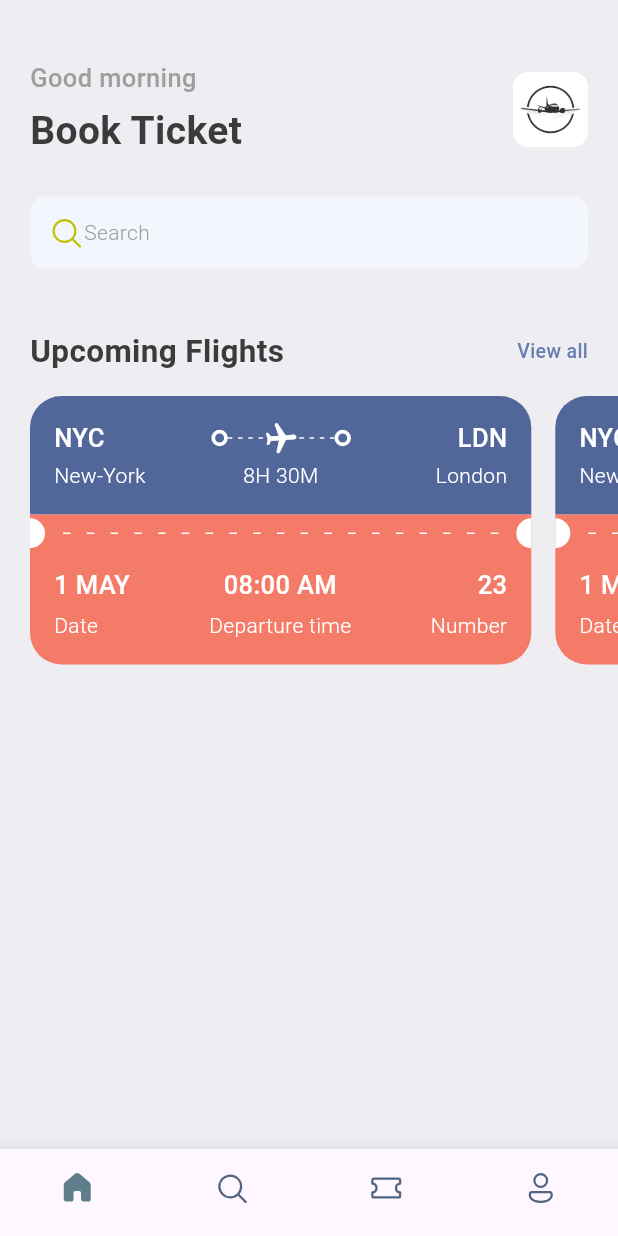
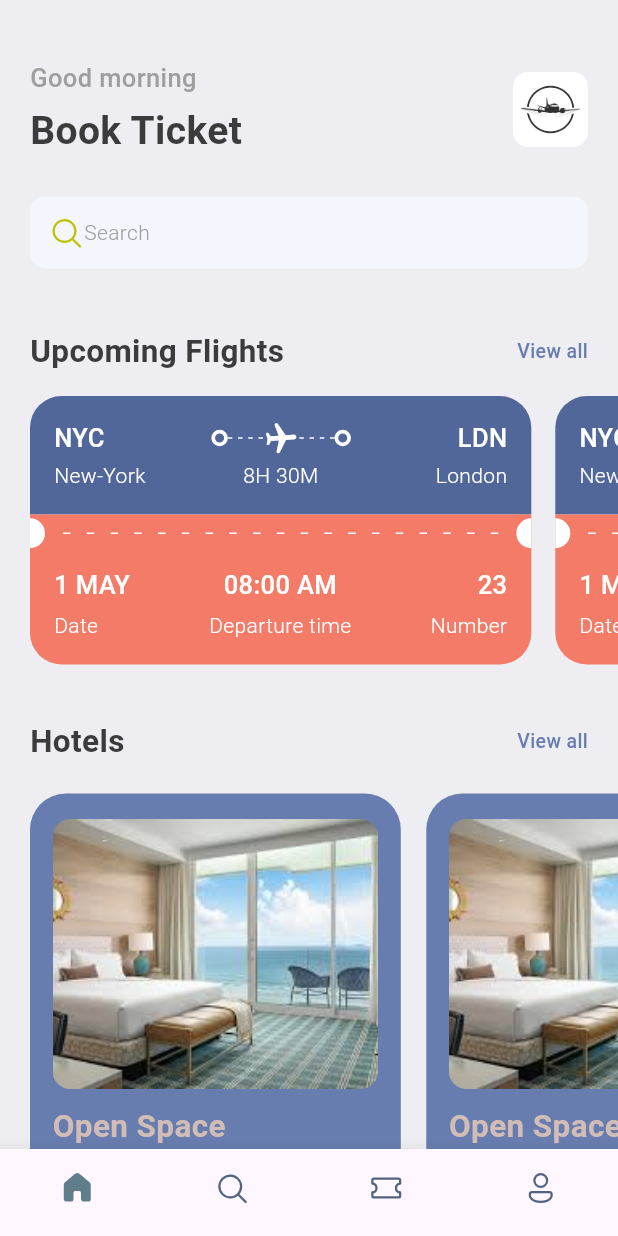
Before and after one commit to AmirBerenji/bookticket, a Flutter app: the screen it shows after launch, on a phone screen of 412 x 824 dp. Run offline on Flutter 3.47's test engine with Material 3 defaults, Android fonts, the phone set to English and light mode, and no system bars; our stand-ins replace fluentui_icons, gap.

Commit message:
create hotel card

```diff
--- a/lib/screens/home_screen.dart
+++ b/lib/screens/home_screen.dart
@@ -1,3 +1,4 @@
+import 'package:bookticket/screens/hotel_screen.dart';
 import 'package:bookticket/screens/ticket_view.dart';
 import 'package:bookticket/utils/app_styles.dart';
 import 'package:fluentui_icons/fluentui_icons.dart';
@@ -90,7 +91,7 @@ class HomeScreen extends StatelessWidget {
         ),
         const Spacer(),
         const Gap(15),
-        SingleChildScrollView(
+        const SingleChildScrollView(
           scrollDirection: Axis.horizontal,
           padding: EdgeInsets.only(left: 20),
           child: Row(
@@ -101,6 +102,44 @@ class HomeScreen extends StatelessWidget {
           ),
         ),
 
+        const Gap(15),
+
+        Container(
+          padding: const EdgeInsets.symmetric(horizontal: 20),
+          child: Row(
+                mainAxisAlignment: MainAxisAlignment.spaceBetween,
+                children: [
+                  Text(
+                    "Hotels",
+                    style: Styles.headLineStyle2,
+                  ),
+                  InkWell(
+                    onTap: (){
+
+                    },
+                    child: Text(
+                      "View all",
+                      style: Styles.textStyle.copyWith(color: Styles.primaryColor),
+                    ),
+                  )
+                ],
+              ),
+        ),
+
+        const Gap(15),
+
+        const SingleChildScrollView(
+          scrollDirection: Axis.horizontal,
+          padding: EdgeInsets.only(left: 20),
+          child: Row(
+            children: [
+              HotelScreen(),
+              HotelScreen(),
+              HotelScreen(),
+              HotelScreen(),
+            ],
+          )
+          ),
 
 
       ],
--- /dev/null
+++ b/lib/screens/hotel_screen.dart
@@ -0,0 +1,62 @@
+import 'package:bookticket/utils/app_layout.dart';
+import 'package:bookticket/utils/app_styles.dart';
+import 'package:flutter/material.dart';
+import 'package:gap/gap.dart';
+
+class HotelScreen extends StatelessWidget {
+  const HotelScreen({super.key});
+
+  @override
+  Widget build(BuildContext context) {
+    final size = AppLayput.getSize(context);
+    return Container(
+      width: size.width*0.6,
+      height: 350,
+      padding: const EdgeInsets.symmetric(horizontal: 15,vertical: 17),
+      margin: const EdgeInsets.only(right: 17,top: 5),
+      decoration: BoxDecoration(
+        color: Styles.primaryColor,
+        borderRadius: BorderRadius.circular(24),
+        boxShadow: [
+          BoxShadow(
+            color: Colors.grey.shade200,
+            blurRadius: 2,
+            spreadRadius: 1
+          )
+        ]
+      ),
+      child: Column(
+        crossAxisAlignment: CrossAxisAlignment.start,
+        children: [
+          Container(
+            height: 180,
+            decoration: BoxDecoration(
+              borderRadius: BorderRadius.circular(12),
+              color: Styles.primaryColor,
+              image: const DecorationImage(
+                fit: BoxFit.cover,
+                image: AssetImage("assets/images/hotel1.jpeg")
+                )
+            ),
+          ),
+          const Gap(10),
+          Text(
+            "Open Space",
+            style: Styles.headLineStyle2.copyWith(color: Styles.kakiColor),
+          ),
+          const Gap(5),
+          Text(
+            "London",
+            style: Styles.headLineStyle3.copyWith(color: Styles.bgColor),
+          ),
+          const Gap(8),
+          Text(
+            "\$40/Night",
+            style: Styles.headLineStyle.copyWith(color: Styles.kakiColor),
+          ),
+        ],
+
+      ),
+    );
+  }
+}
--- a/lib/utils/app_styles.dart
+++ b/lib/utils/app_styles.dart
@@ -6,7 +6,8 @@ class Styles{
   static Color primaryColor = primary;
   static Color textColor = const Color(0xFF3b3b3b);
   static Color bgColor = const Color(0xFFeeedf2);
-  static Color orangeColor = Color(0xFFf37b67);
+  static Color orangeColor = const Color(0xFFf37b67);
+  static Color kakiColor = const Color(0xFFd2bdb6);
 
   static TextStyle textStyle = TextStyle(fontSize: 13,color: textColor,fontWeight: FontWeight.w500);
   static TextStyle headLineStyle = TextStyle(fontSize: 26,color: textColor,fontWeight: FontWeight.bold);
```
Also changed, not shown: assets/images/hotel1.jpeg (added), assets/images/hotel2.jpeg (added).
